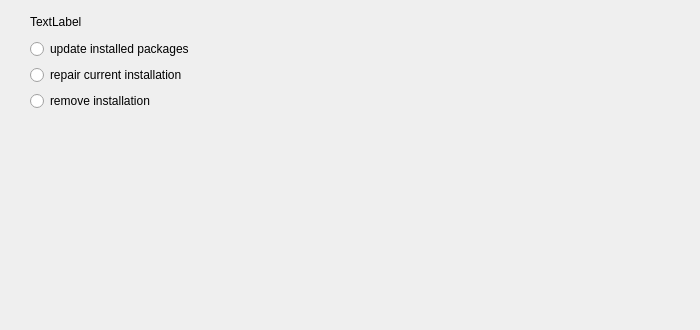
The window that gui/enduserinstallmodepage.ui (KDE/kdewin-installer) describes before a commit, drawn with Qt 5.
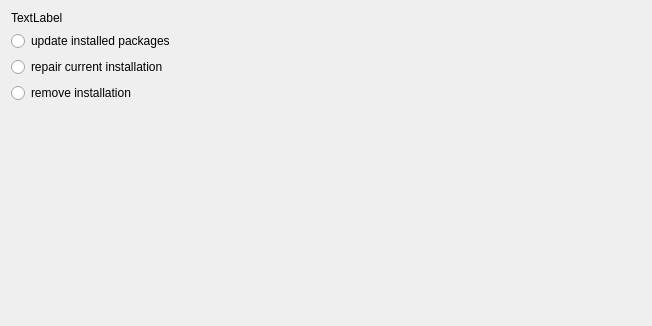
The same window after the commit.

Commit message: - make ui visible: there need to be a Q...Layout in the main widget - removed local widgets

Patch:
```diff
--- a/gui/enduserinstallmodepage.ui
+++ b/gui/enduserinstallmodepage.ui
@@ -5,8 +5,8 @@
    <rect>
     <x>0</x>
     <y>0</y>
-    <width>700</width>
-    <height>330</height>
+    <width>652</width>
+    <height>326</height>
    </rect>
   </property>
   <property name="windowTitle" >
@@ -15,46 +15,53 @@
   <property name="statusTip" >
    <string>Select one of the available options.</string>
   </property>
-  <widget class="QWidget" name="" >
-   <property name="geometry" >
-    <rect>
-     <x>30</x>
-     <y>10</y>
-     <width>176</width>
-     <height>101</height>
-    </rect>
-   </property>
    <layout class="QGridLayout" >
     <item row="0" column="0" >
+    <layout class="QVBoxLayout" >
+     <item>
      <widget class="QLabel" name="label" >
       <property name="text" >
        <string>TextLabel</string>
       </property>
      </widget>
     </item>
-    <item row="1" column="0" >
-     <widget class="QRadioButton" name="updateInstallationButton" >
+     <item>
+      <widget class="QRadioButton" name="updateInstallButton" >
       <property name="text" >
        <string>update installed packages</string>
       </property>
      </widget>
     </item>
-    <item row="2" column="0" >
-     <widget class="QRadioButton" name="repairInstallationButton" >
+     <item>
+      <widget class="QRadioButton" name="repairInstallButton" >
       <property name="text" >
        <string>repair current installation</string>
       </property>
      </widget>
     </item>
-    <item row="3" column="0" >
-     <widget class="QRadioButton" name="removeInstallationButton" >
+     <item>
+      <widget class="QRadioButton" name="removeInstallButton" >
       <property name="text" >
        <string>remove installation</string>
       </property>
      </widget>
     </item>
-   </layout>
-  </widget>
+     <item>
+      <spacer>
+       <property name="orientation" >
+        <enum>Qt::Vertical</enum>
+       </property>
+       <property name="sizeHint" >
+        <size>
+         <width>20</width>
+         <height>61</height>
+        </size>
+       </property>
+      </spacer>
+     </item>
+    </layout>
+   </item>
+  </layout>
  </widget>
  <resources/>
  <connections/>
```
Lines whose indentation alone changed are shown as unchanged. The commit also changes 2 other files.
